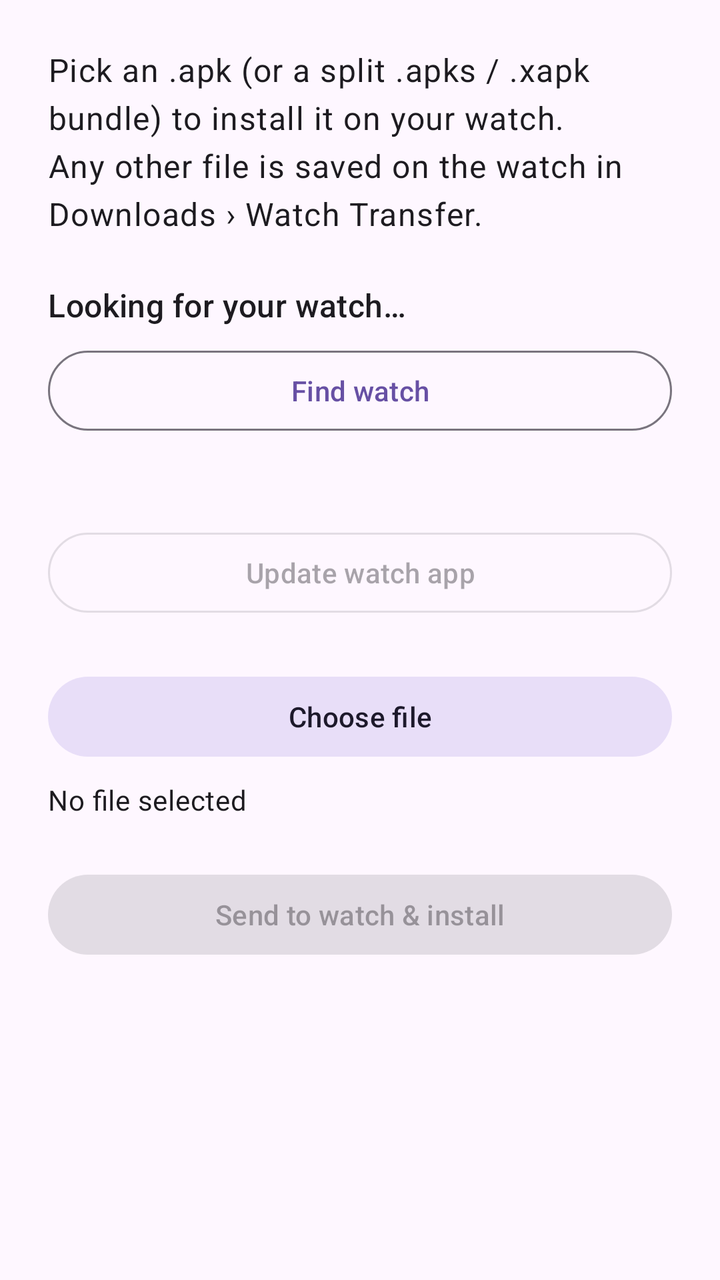
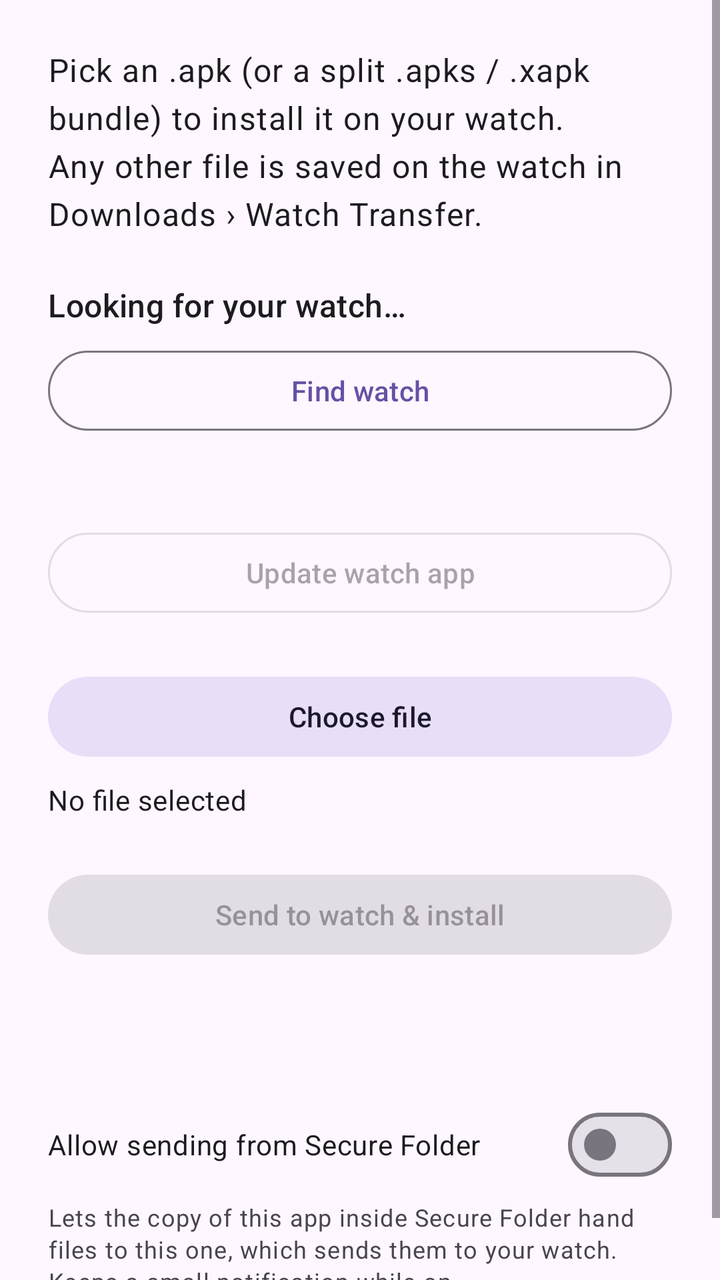

Screens rendered from an Android XML layout before and after an edit, with the pre-edit source and the edit as a unified diff.
<!-- AndroidManifest.xml: application theme Theme.WatchApkInstaller -->
<!-- res/layout/activity_main.xml -->
<?xml version="1.0" encoding="utf-8"?>
<ScrollView xmlns:android="http://schemas.android.com/apk/res/android"
    xmlns:app="http://schemas.android.com/apk/res-auto"
    android:layout_width="match_parent"
    android:layout_height="match_parent"
    android:fitsSystemWindows="true">

    <LinearLayout
        android:layout_width="match_parent"
        android:layout_height="wrap_content"
        android:orientation="vertical"
        android:padding="24dp">

        <TextView
            android:layout_width="match_parent"
            android:layout_height="wrap_content"
            android:text="@string/intro"
            android:textAppearance="?attr/textAppearanceBodyLarge" />

        <TextView
            android:id="@+id/watchStatus"
            android:layout_width="match_parent"
            android:layout_height="wrap_content"
            android:layout_marginTop="24dp"
            android:text="@string/searching"
            android:textAppearance="?attr/textAppearanceTitleMedium" />

        <com.google.android.material.button.MaterialButton
            android:id="@+id/findWatchButton"
            style="@style/Widget.Material3.Button.OutlinedButton"
            android:layout_width="match_parent"
            android:layout_height="wrap_content"
            android:layout_marginTop="8dp"
            android:text="@string/find_watch" />

        <TextView
            android:id="@+id/watchAppText"
            android:layout_width="match_parent"
            android:layout_height="wrap_content"
            android:layout_marginTop="16dp"
            android:textAppearance="?attr/textAppearanceBodyMedium" />

        <com.google.android.material.button.MaterialButton
            android:id="@+id/updateWatchButton"
            style="@style/Widget.Material3.Button.OutlinedButton"
            android:layout_width="match_parent"
            android:layout_height="wrap_content"
            android:layout_marginTop="8dp"
            android:enabled="false"
            android:text="@string/update_watch_app" />

        <com.google.android.material.button.MaterialButton
            android:id="@+id/pickButton"
            style="@style/Widget.Material3.Button.TonalButton"
            android:layout_width="match_parent"
            android:layout_height="wrap_content"
            android:layout_marginTop="24dp"
            android:text="@string/pick_apk" />

        <TextView
            android:id="@+id/fileText"
            android:layout_width="match_parent"
            android:layout_height="wrap_content"
            android:layout_marginTop="8dp"
            android:text="@string/no_file"
            android:textAppearance="?attr/textAppearanceBodyMedium" />

        <com.google.android.material.materialswitch.MaterialSwitch
            android:id="@+id/installSwitch"
            android:layout_width="match_parent"
            android:layout_height="wrap_content"
            android:layout_marginTop="8dp"
            android:checked="true"
            android:text="@string/install_switch"
            android:visibility="gone" />

        <TextView
            android:id="@+id/methodLabel"
            android:layout_width="match_parent"
            android:layout_height="wrap_content"
            android:layout_marginTop="16dp"
            android:text="@string/method_label"
            android:textAppearance="?attr/textAppearanceTitleSmall"
            android:visibility="gone" />

        <com.google.android.material.button.MaterialButtonToggleGroup
            android:id="@+id/methodGroup"
            android:layout_width="match_parent"
            android:layout_height="wrap_content"
            android:layout_marginTop="4dp"
            android:visibility="gone"
            app:checkedButton="@id/methodBluetooth"
            app:selectionRequired="true"
            app:singleSelection="true">

            <com.google.android.material.button.MaterialButton
                android:id="@+id/methodBluetooth"
                style="?attr/materialButtonOutlinedStyle"
                android:layout_width="0dp"
                android:layout_height="wrap_content"
                android:layout_weight="1"
                android:text="@string/method_bluetooth" />

            <com.google.android.material.button.MaterialButton
                android:id="@+id/methodWifi"
                style="?attr/materialButtonOutlinedStyle"
                android:layout_width="0dp"
                android:layout_height="wrap_content"
                android:layout_weight="1"
                android:text="@string/method_wifi" />
        </com.google.android.material.button.MaterialButtonToggleGroup>

        <TextView
            android:id="@+id/methodHint"
            android:layout_width="match_parent"
            android:layout_height="wrap_content"
            android:layout_marginTop="4dp"
            android:textAppearance="?attr/textAppearanceBodySmall"
            android:visibility="gone" />

        <com.google.android.material.button.MaterialButton
            android:id="@+id/sendButton"
            android:layout_width="match_parent"
            android:layout_height="wrap_content"
            android:layout_marginTop="24dp"
            android:enabled="false"
            android:text="@string/send" />

        <LinearLayout
            android:id="@+id/progressGroup"
            android:layout_width="match_parent"
            android:layout_height="wrap_content"
            android:layout_marginTop="24dp"
            android:orientation="vertical"
            android:visibility="gone">

            <LinearLayout
                android:layout_width="match_parent"
                android:layout_height="wrap_content"
                android:orientation="horizontal">

                <TextView
                    android:layout_width="0dp"
                    android:layout_height="wrap_content"
                    android:layout_weight="1"
                    android:text="@string/transfer_label"
                    android:textAppearance="?attr/textAppearanceTitleSmall" />

                <TextView
                    android:id="@+id/transferText"
                    android:layout_width="wrap_content"
                    android:layout_height="wrap_content"
                    android:textAppearance="?attr/textAppearanceBodyMedium" />
            </LinearLayout>

            <com.google.android.material.progressindicator.LinearProgressIndicator
                android:id="@+id/transferProgress"
                android:layout_width="match_parent"
                android:layout_height="wrap_content"
                android:layout_marginTop="6dp"
                android:max="100"
                app:trackCornerRadius="4dp"
                app:trackThickness="8dp" />

            <LinearLayout
                android:id="@+id/installSection"
                android:layout_width="match_parent"
                android:layout_height="wrap_content"
                android:layout_marginTop="20dp"
                android:orientation="vertical">

                <LinearLayout
                    android:layout_width="match_parent"
                    android:layout_height="wrap_content"
                    android:orientation="horizontal">

                    <TextView
                        android:layout_width="0dp"
                        android:layout_height="wrap_content"
                        android:layout_weight="1"
                        android:text="@string/install_label"
                        android:textAppearance="?attr/textAppearanceTitleSmall" />

                    <TextView
                        android:id="@+id/installText"
                        android:layout_width="wrap_content"
                        android:layout_height="wrap_content"
                        android:textAppearance="?attr/textAppearanceBodyMedium" />
                </LinearLayout>

                <com.google.android.material.progressindicator.LinearProgressIndicator
                    android:id="@+id/installProgress"
                    android:layout_width="match_parent"
                    android:layout_height="wrap_content"
                    android:layout_marginTop="6dp"
                    android:max="100"
                    app:trackCornerRadius="4dp"
                    app:trackThickness="8dp" />
            </LinearLayout>

            <com.google.android.material.button.MaterialButton
                android:id="@+id/stopButton"
                android:layout_width="match_parent"
                android:layout_height="wrap_content"
                android:layout_marginTop="20dp"
                android:backgroundTint="?attr/colorError"
                android:text="@string/stop"
                android:textColor="?attr/colorOnError"
                android:visibility="gone" />
        </LinearLayout>

        <TextView
            android:id="@+id/statusText"
            android:layout_width="match_parent"
            android:layout_height="wrap_content"
            android:layout_marginTop="16dp"
            android:textAppearance="?attr/textAppearanceBodyMedium"
            android:textIsSelectable="true" />
    </LinearLayout>
</ScrollView>
<!-- resources referenced by this layout -->
<resources>
  <string name="find_watch">Find watch</string>
  <string name="install_label">Install on watch</string>
  <string name="install_switch">Install on the watch (off: just save the APK)</string>
  <string name="intro">Pick an .apk (or a split .apks / .xapk bundle) to install it on your watch. Any other file is saved on the watch in Downloads › Watch Transfer.</string>
  <string name="method_bluetooth">Bluetooth</string>
  <string name="method_label">Transfer method</string>
  <string name="method_wifi">Wi‑Fi (fast)</string>
  <string name="no_file">No file selected</string>
  <string name="pick_apk">Choose file</string>
  <string name="searching">Looking for your watch…</string>
  <string name="send">Send to watch &amp; install</string>
  <string name="stop">Stop</string>
  <string name="transfer_label">Transfer to watch</string>
  <string name="update_watch_app">Update watch app</string>
  <style name="Theme.WatchApkInstaller" parent="Theme.Material3.DayNight" />
</resources>

<!-- the commit's change to res/layout/activity_main.xml (unified diff, before → after) -->
@@ -216,5 +216,19 @@
             android:layout_marginTop="16dp"
             android:textAppearance="?attr/textAppearanceBodyMedium"
             android:textIsSelectable="true" />
+
+        <com.google.android.material.materialswitch.MaterialSwitch
+            android:id="@+id/relaySwitch"
+            android:layout_width="match_parent"
+            android:layout_height="wrap_content"
+            android:layout_marginTop="32dp"
+            android:text="@string/relay_switch" />
+
+        <TextView
+            android:layout_width="match_parent"
+            android:layout_height="wrap_content"
+            android:layout_marginTop="4dp"
+            android:text="@string/relay_switch_hint"
+            android:textAppearance="?attr/textAppearanceBodySmall" />
     </LinearLayout>
 </ScrollView>
<!-- resource entries referenced after the edit -->
@@ -9,6 +9,8 @@
   <string name="method_wifi">Wi‑Fi (fast)</string>
   <string name="no_file">No file selected</string>
   <string name="pick_apk">Choose file</string>
+  <string name="relay_switch">Allow sending from Secure Folder</string>
+  <string name="relay_switch_hint">Lets the copy of this app inside Secure Folder hand files to this one, which sends them to your watch. Keeps a small notification while on.</string>
   <string name="searching">Looking for your watch…</string>
   <string name="send">Send to watch &amp; install</string>
   <string name="stop">Stop</string>
